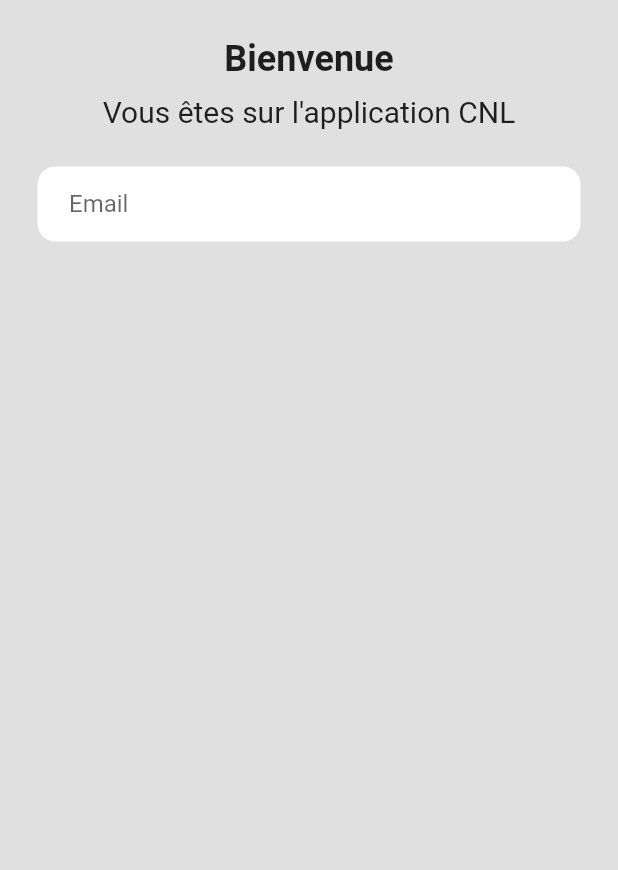
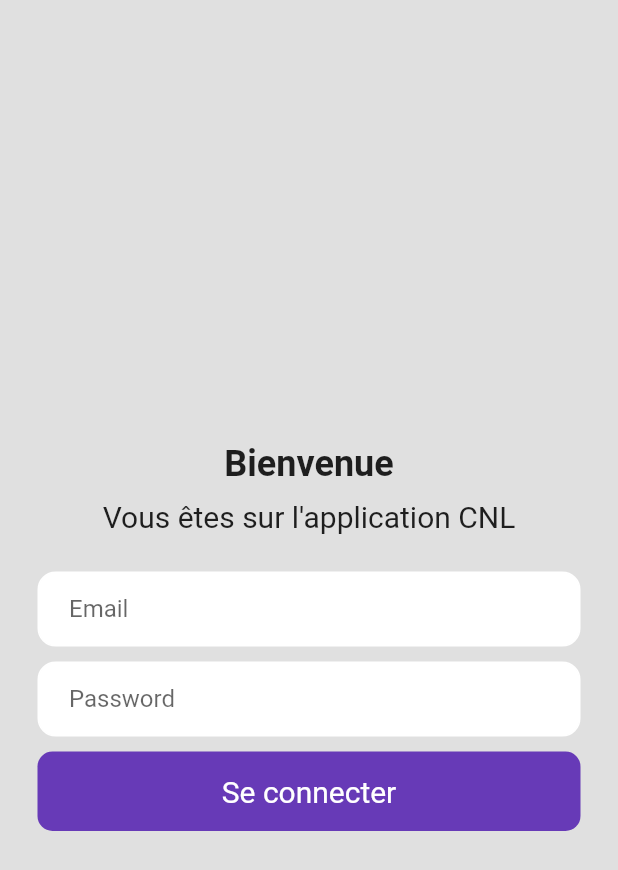
Before and after one commit to sha-zha/sample_flutter, a Flutter app: the screen it shows after launch, on a phone screen of 412 x 824 dp. Shown: the top 870 px of the screen. Run offline on Flutter 3.47's test engine with Material 2 defaults, Android fonts, the phone set to English and light mode, and no system bars.

Commit message:
UI finish

```diff
--- a/lib/views/login.dart
+++ b/lib/views/login.dart
@@ -1,4 +1,5 @@
 import 'package:flutter/material.dart';
+import '../widgets/myInput.dart';
 
 class LoginPage extends StatefulWidget{
   const LoginPage({Key? key}) : super(key: key);
@@ -15,6 +16,7 @@ class _LoginPageState extends State<LoginPage> {
 			body: SafeArea(
 				child: Center (
 					child : Column(
+						mainAxisAlignment : MainAxisAlignment.center,
 					children: [
 						SizedBox(height: 25),
 						// text
@@ -33,9 +35,12 @@ class _LoginPageState extends State<LoginPage> {
 						SizedBox(height: 25),
 
 						//email input
+						MyInput(),
+						SizedBox(height: 10),
+						//password input
 						Padding(
       padding : const EdgeInsets.symmetric(horizontal:25.0),
-							child : Container(
+      child: Container(
                 decoration : BoxDecoration(
                   color : Colors.white,
                   border : Border.all(color : Colors.white),
@@ -44,18 +49,38 @@ class _LoginPageState extends State<LoginPage> {
                 child: Padding(
                   padding : const EdgeInsets.only(left: 20),
                   child : TextField(
+                  	obscureText : true,
                     decoration : InputDecoration(
                       border: InputBorder.none,
-											hintText : 'Email',
+                      hintText : 'Password',
                     ),
                   ),
                 ),
               ),
     ),
+						SizedBox(height: 10),
+						//button login
+						Padding (
+							padding : const EdgeInsets.symmetric(horizontal: 25.0),
+							child : Container(
+								padding : const EdgeInsets.all(15),
+								decoration : BoxDecoration(
+									color : Colors.deepPurple,
+									borderRadius : BorderRadius.circular(10),
+								),
+								child: Center(
+									child: Text(
+										'Se connecter',
+										style : TextStyle(
+											color : Colors.white,
+											fontSize : 20,
+										),
 
-						//password input
+									),
 
-						//button login
+								),
+							),
+						),
 					] ),
 				),
 			),
--- /dev/null
+++ b/lib/widgets/myInput.dart
@@ -0,0 +1,27 @@
+import 'package:flutter/material.dart';
+
+class MyInput extends StatelessWidget {
+
+  @override
+  Widget build(BuildContext context) {
+    return Padding(
+      padding : const EdgeInsets.symmetric(horizontal:25.0),
+      child: Container(
+                decoration : BoxDecoration(
+                  color : Colors.white,
+                  border : Border.all(color : Colors.white),
+                  borderRadius : BorderRadius.circular(12),
+                ),
+                child: Padding(
+                  padding : const EdgeInsets.only(left: 20),
+                  child : TextFormField(
+                    decoration : InputDecoration(
+                      border: InputBorder.none,
+                      hintText : 'Email',
+                    ),
+                  ),
+                ),
+              ),
+    );
+  }
+}
```
Also changed, not shown: 7 other files. Lines whose indentation alone changed are shown as unchanged.
